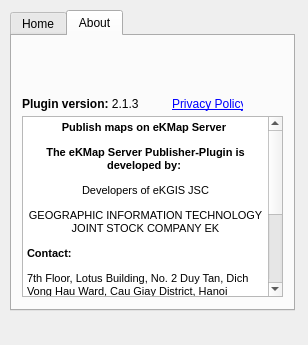
Old version of the form ui/ekmap_server_publisher_dockwidget_base.ui in the repository eKMap/ekmap-publisher-for-qgis.
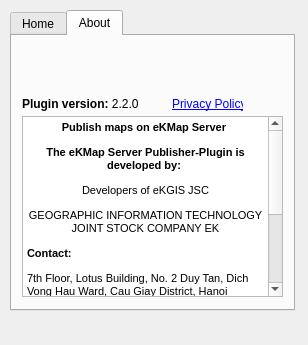
New version of the form. The open tabs and pages were chosen to show the change. Icons and pictures are not drawn.

Patch:
```diff
--- a/ui/ekmap_server_publisher_dockwidget_base.ui
+++ b/ui/ekmap_server_publisher_dockwidget_base.ui
@@ -303,7 +303,7 @@
        </rect>
       </property>
       <property name="text">
-       <string>&lt;html&gt;&lt;head/&gt;&lt;body&gt;&lt;p&gt;&lt;span style=&quot; font-weight:600;&quot;&gt;Plugin version:&lt;/span&gt; 2.1.3&lt;/p&gt;&lt;/body&gt;&lt;/html&gt;</string>
+       <string>&lt;html&gt;&lt;head/&gt;&lt;body&gt;&lt;p&gt;&lt;span style=&quot; font-weight:600;&quot;&gt;Plugin version:&lt;/span&gt; 2.2.0&lt;/p&gt;&lt;/body&gt;&lt;/html&gt;</string>
       </property>
       <property name="textFormat">
        <enum>Qt::RichText</enum>
```
